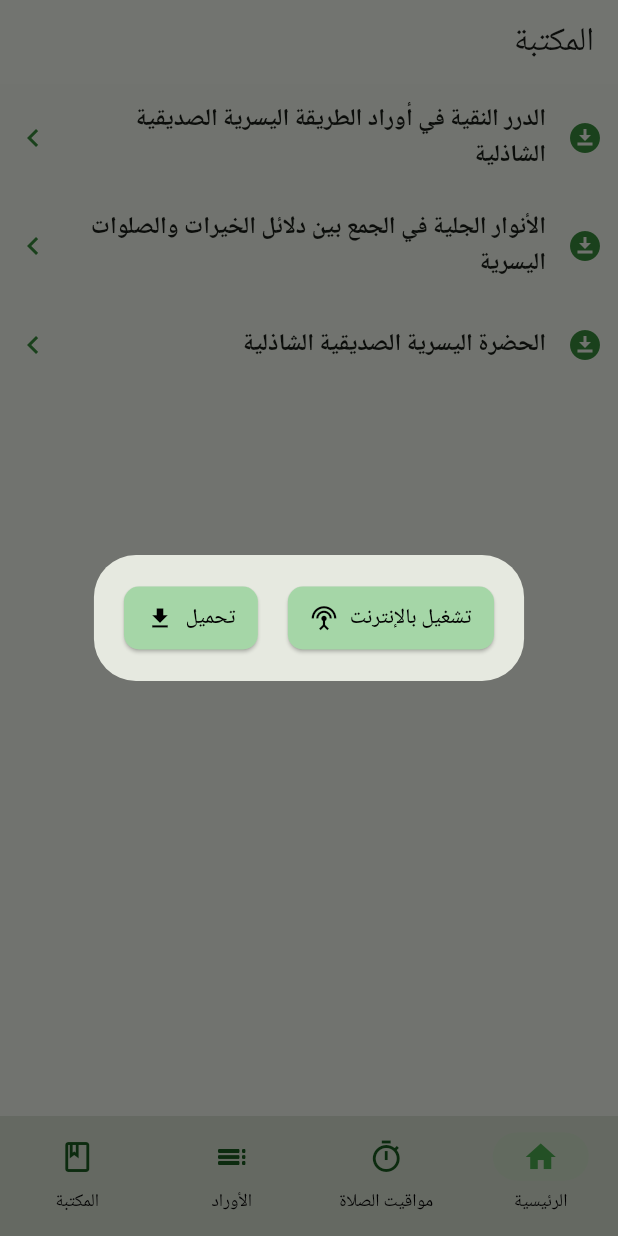
After one commit to MuhammadSwa/dorar_yousria_old, a Flutter app: the LibraryScreen screen opened by its route, after a tap on "الدرر النقية في أوراد الطريقة اليسرية ال", on a phone screen of 412 x 824 dp. The commit adds this screen. Run offline on Flutter 3.47's test engine with Material 3 defaults, Android fonts, the light colour scheme and no system bars; our stand-ins replace adaptive_theme, adhan, audio_video_progress_bar, easy_rich_text, easy_search_bar, flutter_svg and 7 more; missing offline and left inert: background_downloader, just_audio_media_kit, pdfrx; accounts and stored records are empty; project files that could hold a hidden picture were left out.

Commit message:
refactor streamdownloaddialog

```diff
--- a/lib/screens/home_screen/home_screen.dart
+++ b/lib/screens/home_screen/home_screen.dart
@@ -60,10 +60,6 @@ class HomePage extends StatelessWidget {
       body: SingleChildScrollView(
         child: Column(
           children: [
-            Text(
-              'ذو الحجة',
-              style: TextStyle(fontFamily: 'antice'),
-            ),
             ZikrOfTheDayTile(
                 title: 'ورد يوم ${arabicWeekdays[todaysNum() - 1]}',
                 route: '/home/todaysZikr'),
--- a/lib/screens/library_screen/library_screen.dart
+++ b/lib/screens/library_screen/library_screen.dart
@@ -5,6 +5,7 @@ import 'package:go_router/go_router.dart';
 import 'package:yosria/common/helpers/helpers.dart';
 import 'package:yosria/screens/download_manager_screen/download_controller.dart';
 import 'package:yosria/screens/library_screen/pdf_viewer_widget.dart';
+import 'package:yosria/widgets/stream_download_dialog.dart';
 
 const booksTitles = <String, String>{
   'الدرر النقية في أوراد الطريقة اليسرية الصديقية الشاذلية':
@@ -76,10 +77,11 @@ class BookListTile extends StatelessWidget {
                   showDialog(
                       context: context,
                       builder: (context) {
-                        return streamOrDownloadDialog(
-                            context, '/downloadManager/1', () {
-                          context.go('/library/pdfViewer/$title');
-                        });
+                        return StreamOrDownloadDialog(
+                            route: '/downloadManager/1',
+                            toRun: () {
+                              context.go('/library/pdfViewer/$title');
+                            });
                       });
                   // context.push('/downloadManager/1');
                 },
--- /dev/null
+++ b/lib/widgets/stream_download_dialog.dart
@@ -0,0 +1,67 @@
+
+import 'package:flutter/material.dart';
+import 'package:go_router/go_router.dart';
+
+class StreamOrDownloadDialog extends StatelessWidget {
+  const StreamOrDownloadDialog({super.key,required this.route, required this.toRun});
+  final String route;
+  final Function toRun;
+
+  @override
+  Widget build(BuildContext context) {
+  return AlertDialog(
+    contentPadding: const EdgeInsets.all(20),
+    content: Row(
+      mainAxisAlignment: MainAxisAlignment.center,
+      children: [
+        ElevatedButton.icon(
+          onPressed: () {
+            Navigator.pop(context);
+            context.push(route);
+          },
+          label: const Text('تحميل'),
+          icon: const Icon(Icons.download),
+        ),
+        const SizedBox(width: 20),
+        ElevatedButton.icon(
+          onPressed: () {
+            Navigator.pop(context);
+            toRun();
+          },
+          label: const Text('تشغيل بالإنترنت'),
+          icon: const Icon(Icons.settings_input_antenna),
+        )
+      ],
+    ),
+  );
+  }
+}
+
+// Widget streamOrDownloadDialog(
+//     BuildContext context, String route, Function toRun) {
+//   return AlertDialog(
+//     contentPadding: const EdgeInsets.all(20),
+//     content: Row(
+//       mainAxisAlignment: MainAxisAlignment.center,
+//       children: [
+//         ElevatedButton.icon(
+//           onPressed: () {
+//             Navigator.pop(context);
+//             context.push(route);
+//           },
+//           label: const Text('تحميل'),
+//           icon: const Icon(Icons.download),
+//         ),
+//         const SizedBox(width: 20),
+//         ElevatedButton.icon(
+//           onPressed: () {
+//             Navigator.pop(context);
+//             toRun();
+//           },
+//           label: const Text('تشغيل بالإنترنت'),
+//           icon: const Icon(Icons.settings_input_antenna),
+//         )
+//       ],
+//     ),
+//   );
+// }
```
Also changed, not shown: lib/screens/library_screen/pdf_viewer_widget.dart (+1 -76 lines), lib/screens/social_screen/social_screen.dart (+6 -3 lines), lib/screens/zikr_screen/playAudio_btn_zikr_page.dart (+11 -32 lines), lib/common/helpers/helpers.dart (line endings or trailing spaces).
